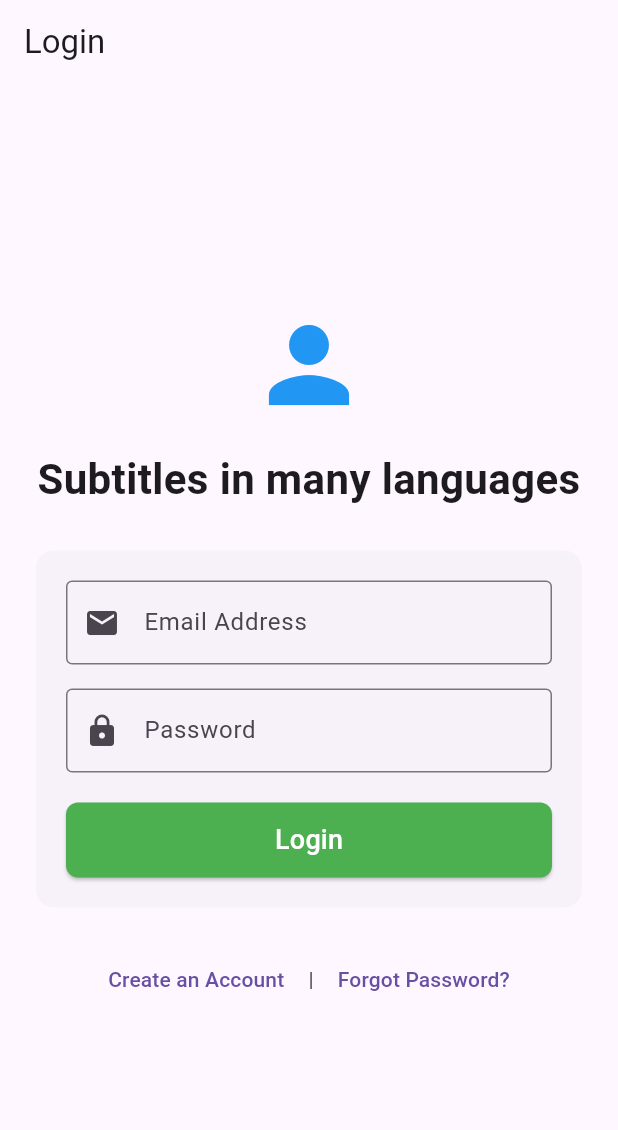
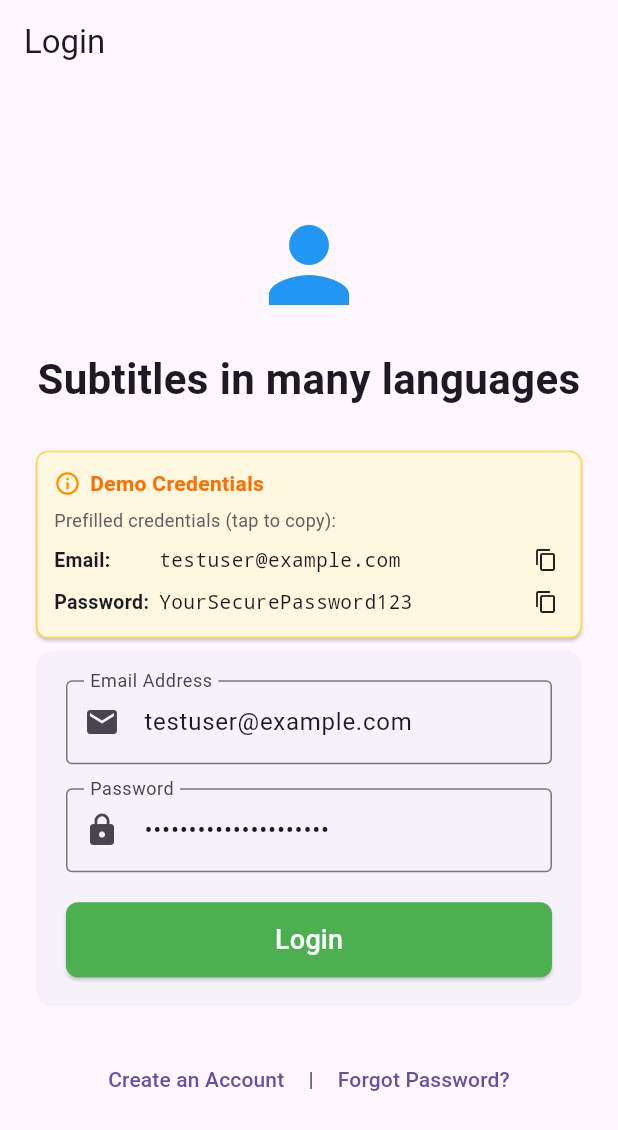
Before and after one commit to 7LightsFlower/GetAllSubtitledApp, a Flutter app: the screen it shows after launch, on a phone screen of 412 x 824 dp. Shown: the top 1130 px of the screen. Run offline on Flutter 3.47's test engine with Material 3 defaults, Android fonts, the phone set to English and light mode, and no system bars; our stand-ins replace file_picker, shared_preferences, video_player; missing offline and left inert: dart:html, flutter_web_auth.

Commit message:
Always show prefilled credentials and demo card

```diff
--- a/lib/screens/login_screen.dart
+++ b/lib/screens/login_screen.dart
@@ -3,6 +3,7 @@ import 'package:asr_live_translator/constants.dart';
 import 'package:flutter/material.dart';
 import 'package:http/http.dart' as http;
 import 'dart:convert';
+import 'package:flutter/services.dart';
 import 'package:shared_preferences/shared_preferences.dart';
 
 class LoginScreen extends StatefulWidget {
@@ -13,12 +14,11 @@ class LoginScreen extends StatefulWidget {
 }
 
 class _LoginScreenState extends State<LoginScreen> {
-  final TextEditingController _emailController = TextEditingController(
-    text: isDevelopment ? dummyEmail : '',
-  );
-  final TextEditingController _passwordController = TextEditingController(
-    text: isDevelopment ? dummyPassword : '',
-  );
+
+  final TextEditingController _emailController =
+      TextEditingController(text: dummyEmail);
+  final TextEditingController _passwordController =
+      TextEditingController(text: dummyPassword);
 
   bool _isLoading = false;
 
@@ -122,8 +122,8 @@ class _LoginScreenState extends State<LoginScreen> {
                       ),
                       const SizedBox(height: 24),
 
-                      // Development credentials info card
-                      if (isDevelopment) _buildDevInfoCard(),
+                      // Demo credentials info card
+                      _buildDevInfoCard(),
                       if (isDevelopment) const SizedBox(height: 20),
 
                       // Form fields in a Card for better web appearance
@@ -257,7 +257,7 @@ class _LoginScreenState extends State<LoginScreen> {
                     size: 18, color: Colors.amber.shade800),
                 const SizedBox(width: 6),
                 Text(
-                  'Development Mode',
+                  'Demo Credentials',
                   style: TextStyle(
                     fontWeight: FontWeight.bold,
                     color: Colors.amber.shade900,
@@ -332,6 +332,7 @@ class _LoginScreenState extends State<LoginScreen> {
     // ignore: deprecated_member_use
     // Note: replace with Clipboard.setData(ClipboardData(text: text)) if
     // you prefer and add `import 'package:flutter/services.dart';`
+    Clipboard.setData(ClipboardData(text: text));
     ScaffoldMessenger.of(context).showSnackBar(
       SnackBar(
         content: Text('$label copied: $text'),
```
